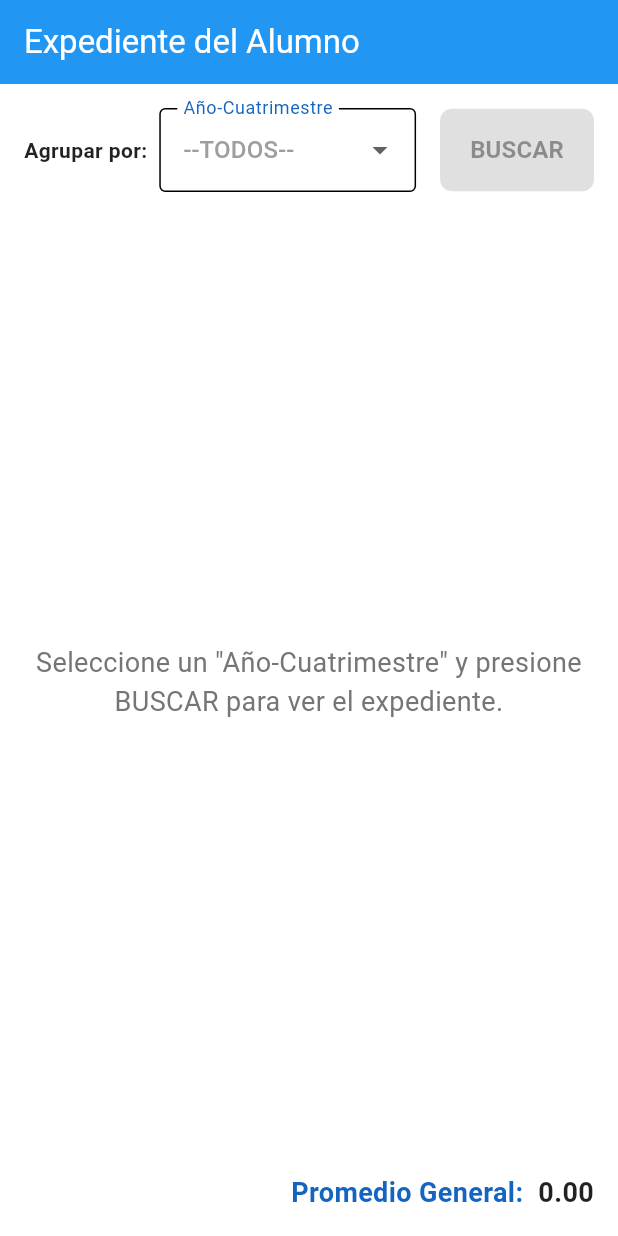
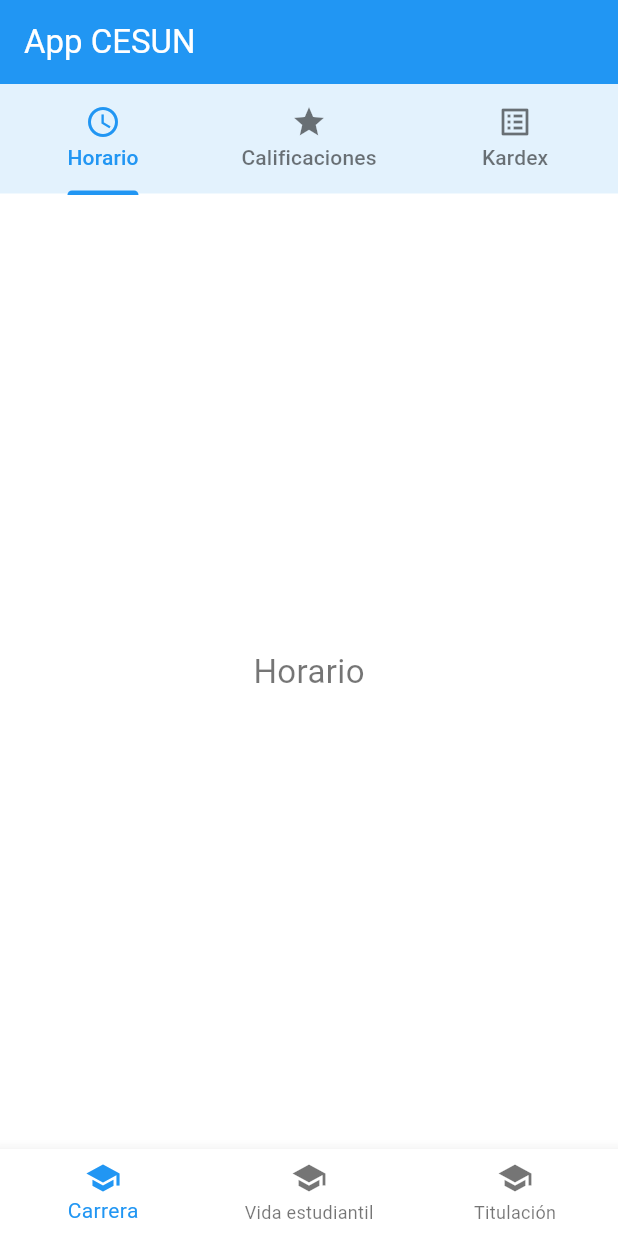
Before and after one commit to triboy91/app_class, a Flutter app: the screen it shows after launch, on a phone screen of 412 x 824 dp. Run offline on Flutter 3.47's test engine with Material 3 defaults, Android fonts, the phone set to English and light mode, and no system bars; our stand-ins replace lottie.

Commit message:
Layout para la app

```diff
--- a/App/lib/main.dart
+++ b/App/lib/main.dart
@@ -1,6 +1,5 @@
 import 'package:cesunapp/pages/load_page.dart';
 import 'package:flutter/material.dart';
-import 'package:cesunapp/filtro.dart'; // Asegúrate de que 'your_app_name' coincida con el nombre de tu proyecto
 
 void main() {
   runApp(const MyApp());
@@ -15,20 +14,160 @@ class MyApp extends StatelessWidget {
       title: 'Kardex App',
       theme: ThemeData(
         primarySwatch: Colors.blue,
-        // Aquí puedes ajustar aún más el tema si lo deseas
         appBarTheme: const AppBarTheme(
-          backgroundColor: Colors.blue, // Barra de aplicación azul
-          foregroundColor: Colors.white, // Texto de la barra de aplicación blanco
+          backgroundColor: Colors.blue,
+          foregroundColor: Colors.white,
         ),
-        scaffoldBackgroundColor: Colors.white, // Fondo general blanco
-        cardColor: Colors.blue[50], // Fondo de las tarjetas azul muy claro (si usaras Card)
+        scaffoldBackgroundColor: Colors.white,
+        cardColor: Colors.blue[50],
         textTheme: const TextTheme(
-          bodyLarge: TextStyle(color: Colors.black87), // Texto general oscuro
+          bodyLarge: TextStyle(color: Colors.black87),
           bodyMedium: TextStyle(color: Colors.black54),
         ),
-        colorScheme: ColorScheme.fromSwatch(primarySwatch: Colors.blue).copyWith(secondary: Colors.blueAccent),
+        colorScheme: ColorScheme.fromSwatch(
+          primarySwatch: Colors.blue,
+        ).copyWith(secondary: Colors.blueAccent),
       ),
-      home: const KardexScreen(), // Aquí se llama a tu pantalla Kardex
+      home: const LoadPage(),
     );
   }
 }
+
+class HomePage extends StatefulWidget {
+  const HomePage({super.key});
+
+  @override
+  State<HomePage> createState() => _HomePageState();
+}
+
+class _HomePageState extends State<HomePage> {
+  // Indices de navegación
+  int _selectedIndex = 0;
+  int _careerIndex = 0;
+  int _studentLifeIndex = 0;
+
+  // Paginas para cada sección
+  static const List<Widget> _pages = <Widget>[
+    SizedBox(),
+    SizedBox(),
+    Center(child: Text('Titulacion', style: TextStyle(fontSize: 24))),
+  ];
+
+  static const List<Tab> _careerTabs = [
+    Tab(icon: Icon(Icons.schedule), text: 'Horario'),
+    Tab(icon: Icon(Icons.grade), text: 'Calificaciones'),
+    Tab(icon: Icon(Icons.list_alt), text: 'Kardex'),
+  ];
+
+  static const List<Widget> _careerPages = <Widget>[
+    Center(child: Text('Horario', style: TextStyle(fontSize: 22))),
+    Center(child: Text('Calificaciones', style: TextStyle(fontSize: 22))),
+    Center(child: Text('Kardex', style: TextStyle(fontSize: 22))),
+  ];
+
+  static const List<Tab> _studentLifeTabs = [
+    Tab(icon: Icon(Icons.event), text: 'Servicio Comunitario'),
+    Tab(icon: Icon(Icons.group), text: 'Servicio Social'),
+    Tab(icon: Icon(Icons.article), text: 'Prácticas Profesionales'),
+  ];
+
+  static const List<Widget> _studentLifePages = <Widget>[
+    Center(child: Text('Servicio Comunitario', style: TextStyle(fontSize: 22))),
+    Center(child: Text('Servicio Social', style: TextStyle(fontSize: 22))),
+    Center(
+      child: Text('Prácticas Profesionales', style: TextStyle(fontSize: 22)),
+    ),
+  ];
+
+  void _onItemTapped(int index) {
+    setState(() {
+      _selectedIndex = index;
+    });
+  }
+
+  @override
+  Widget build(BuildContext context) {
+    Widget body;
+
+    // Determinar las opciones de navegación según el índice seleccionado
+    if (_selectedIndex == 0) {
+      body = DefaultTabController(
+        length: _careerTabs.length,
+        initialIndex: _careerIndex,
+        child: Column(
+          children: [
+            Container(
+              color: Colors.blue[50],
+              child: TabBar(
+                tabs: _careerTabs,
+                labelColor: Colors.blue,
+                unselectedLabelColor: Colors.black54,
+                indicatorColor: Colors.blue,
+                onTap: (index) {
+                  setState(() {
+                    _careerIndex = index;
+                  });
+                },
+              ),
+            ),
+            Expanded(child: _careerPages[_careerIndex]),
+          ],
+        ),
+      );
+    } else if (_selectedIndex == 1) {
+      body = DefaultTabController(
+        length: _studentLifeTabs.length,
+        initialIndex: _studentLifeIndex,
+        child: Column(
+          children: [
+            Container(
+              color: Colors.blueGrey[50],
+              child: TabBar(
+                tabs: _studentLifeTabs,
+                labelColor: Colors.blueAccent,
+                unselectedLabelColor: Colors.black54,
+                indicatorColor: Colors.blueAccent,
+                onTap: (index) {
+                  setState(() {
+                    _studentLifeIndex = index;
+                  });
+                },
+              ),
+            ),
+            Expanded(child: _studentLifePages[_studentLifeIndex]),
+          ],
+        ),
+      );
+    } else {
+      body = _pages[_selectedIndex];
+    }
+
+    return Scaffold(
+      appBar: AppBar(title: const Text('App CESUN')),
+      body: body,
+      bottomNavigationBar: Column(
+        mainAxisSize: MainAxisSize.min,
+        children: [
+          BottomNavigationBar(
+            currentIndex: _selectedIndex,
+            onTap: _onItemTapped,
+            items: const [
+              BottomNavigationBarItem(
+                icon: Icon(Icons.school),
+                label: 'Carrera',
+              ),
+              BottomNavigationBarItem(
+                icon: Icon(Icons.school),
+                label: 'Vida estudiantil',
+              ),
+              BottomNavigationBarItem(
+                icon: Icon(Icons.school),
+                label: 'Titulación',
+              ),
+            ],
+          ),
+        ],
+      ),
+    );
+  }
+}
--- a/App/lib/pages/load_page.dart
+++ b/App/lib/pages/load_page.dart
@@ -16,7 +16,7 @@ class _LoadPageState extends State<LoadPage> {
     Future.delayed(const Duration(seconds: 2), () {
       Navigator.pushReplacement(
         context,
-        MaterialPageRoute(builder: (context) => const MyHomePage(title: 'Flutter Demo')),
+        MaterialPageRoute(builder: (context) => const HomePage()),
       );
     });
   }
```
